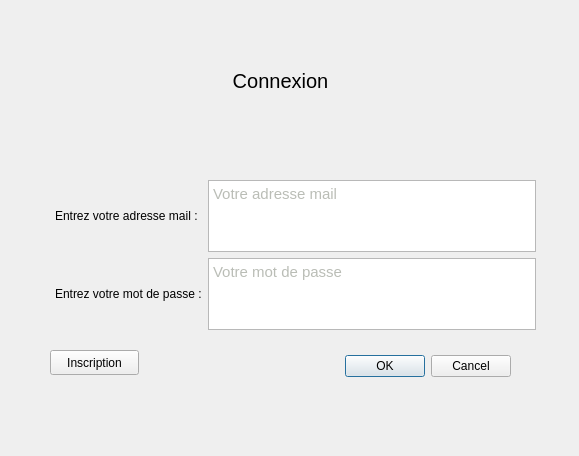
This is Trottipret/connexion.ui in adeleb54/Trottipret as Qt 5 draws it before an edit. The edited form follows.
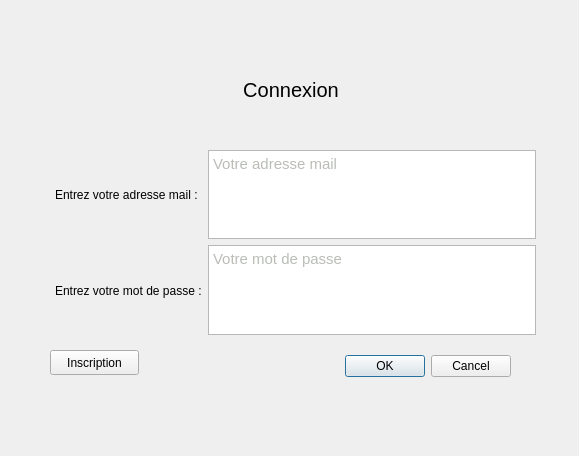
This is the edited form.

Commit message: - Renommage des widgets dans la fenêtre de connexion - Affichage d'un message lors de la création de l'utilisateur suite à son inscription

What changed in the file:
```diff
--- a/Trottipret/connexion.ui
+++ b/Trottipret/connexion.ui
@@ -29,55 +29,13 @@
     <set>QDialogButtonBox::Cancel|QDialogButtonBox::Ok</set>
    </property>
   </widget>
-  <widget class="QLabel" name="titre">
-   <property name="enabled">
-    <bool>true</bool>
-   </property>
-   <property name="geometry">
-    <rect>
-     <x>230</x>
-     <y>60</y>
-     <width>101</width>
-     <height>41</height>
-    </rect>
-   </property>
-   <property name="sizePolicy">
-    <sizepolicy hsizetype="Maximum" vsizetype="Maximum">
-     <horstretch>0</horstretch>
-     <verstretch>0</verstretch>
-    </sizepolicy>
-   </property>
-   <property name="maximumSize">
-    <size>
-     <width>16777210</width>
-     <height>16777215</height>
-    </size>
-   </property>
-   <property name="font">
-    <font>
-     <pointsize>15</pointsize>
-    </font>
-   </property>
-   <property name="cursor">
-    <cursorShape>ArrowCursor</cursorShape>
-   </property>
-   <property name="mouseTracking">
-    <bool>true</bool>
-   </property>
-   <property name="text">
-    <string>Connexion</string>
-   </property>
-   <property name="alignment">
-    <set>Qt::AlignCenter</set>
-   </property>
-  </widget>
   <widget class="QWidget" name="horizontalLayoutWidget">
    <property name="geometry">
     <rect>
      <x>50</x>
-     <y>180</y>
+     <y>150</y>
      <width>491</width>
-     <height>150</height>
+     <height>185</height>
     </rect>
    </property>
    <layout class="QHBoxLayout" name="horizontalLayout">
@@ -113,8 +71,8 @@
          <string>&lt;!DOCTYPE HTML PUBLIC &quot;-//W3C//DTD HTML 4.0//EN&quot; &quot;http://www.w3.org/TR/REC-html40/strict.dtd&quot;&gt;
 &lt;html&gt;&lt;head&gt;&lt;meta name=&quot;qrichtext&quot; content=&quot;1&quot; /&gt;&lt;style type=&quot;text/css&quot;&gt;
 p, li { white-space: pre-wrap; }
-&lt;/style&gt;&lt;/head&gt;&lt;body style=&quot; font-family:'Ubuntu'; font-size:11pt; font-weight:400; font-style:normal;&quot;&gt;
-&lt;p style=&quot; margin-top:0px; margin-bottom:0px; margin-left:0px; margin-right:0px; -qt-block-indent:0; text-indent:0px;&quot;&gt;&lt;span style=&quot; color:#babdb6;&quot;&gt;Votre adresse mail&lt;/span&gt;&lt;/p&gt;&lt;/body&gt;&lt;/html&gt;</string>
+&lt;/style&gt;&lt;/head&gt;&lt;body style=&quot; font-family:'MS Shell Dlg 2'; font-size:7.8pt; font-weight:400; font-style:normal;&quot;&gt;
+&lt;p style=&quot; margin-top:0px; margin-bottom:0px; margin-left:0px; margin-right:0px; -qt-block-indent:0; text-indent:0px;&quot;&gt;&lt;span style=&quot; font-family:'Ubuntu'; font-size:11pt; color:#babdb6;&quot;&gt;Votre adresse mail&lt;/span&gt;&lt;/p&gt;&lt;/body&gt;&lt;/html&gt;</string>
         </property>
        </widget>
       </item>
@@ -127,8 +85,8 @@
          <string>&lt;!DOCTYPE HTML PUBLIC &quot;-//W3C//DTD HTML 4.0//EN&quot; &quot;http://www.w3.org/TR/REC-html40/strict.dtd&quot;&gt;
 &lt;html&gt;&lt;head&gt;&lt;meta name=&quot;qrichtext&quot; content=&quot;1&quot; /&gt;&lt;style type=&quot;text/css&quot;&gt;
 p, li { white-space: pre-wrap; }
-&lt;/style&gt;&lt;/head&gt;&lt;body style=&quot; font-family:'Ubuntu'; font-size:11pt; font-weight:400; font-style:normal;&quot;&gt;
-&lt;p style=&quot; margin-top:0px; margin-bottom:0px; margin-left:0px; margin-right:0px; -qt-block-indent:0; text-indent:0px;&quot;&gt;&lt;span style=&quot; color:#babdb6;&quot;&gt;Votre mot de passe&lt;/span&gt;&lt;/p&gt;&lt;/body&gt;&lt;/html&gt;</string>
+&lt;/style&gt;&lt;/head&gt;&lt;body style=&quot; font-family:'MS Shell Dlg 2'; font-size:7.8pt; font-weight:400; font-style:normal;&quot;&gt;
+&lt;p style=&quot; margin-top:0px; margin-bottom:0px; margin-left:0px; margin-right:0px; -qt-block-indent:0; text-indent:0px;&quot;&gt;&lt;span style=&quot; font-family:'Ubuntu'; font-size:11pt; color:#babdb6;&quot;&gt;Votre mot de passe&lt;/span&gt;&lt;/p&gt;&lt;/body&gt;&lt;/html&gt;</string>
         </property>
        </widget>
       </item>
@@ -149,6 +107,80 @@
     <string>Inscription</string>
    </property>
   </widget>
+  <widget class="QWidget" name="horizontalLayoutWidget_2">
+   <property name="geometry">
+    <rect>
+     <x>0</x>
+     <y>50</y>
+     <width>581</width>
+     <height>80</height>
+    </rect>
+   </property>
+   <layout class="QHBoxLayout" name="horizontalLayout_2">
+    <item>
+     <spacer name="horizontalSpacer">
+      <property name="orientation">
+       <enum>Qt::Horizontal</enum>
+      </property>
+      <property name="sizeHint" stdset="0">
+       <size>
+        <width>40</width>
+        <height>20</height>
+       </size>
+      </property>
+     </spacer>
+    </item>
+    <item>
+     <widget class="QLabel" name="titre">
+      <property name="enabled">
+       <bool>true</bool>
+      </property>
+      <property name="sizePolicy">
+       <sizepolicy hsizetype="Maximum" vsizetype="Maximum">
+        <horstretch>0</horstretch>
+        <verstretch>0</verstretch>
+       </sizepolicy>
+      </property>
+      <property name="maximumSize">
+       <size>
+        <width>16777210</width>
+        <height>16777215</height>
+       </size>
+      </property>
+      <property name="font">
+       <font>
+        <pointsize>15</pointsize>
+       </font>
+      </property>
+      <property name="cursor">
+       <cursorShape>ArrowCursor</cursorShape>
+      </property>
+      <property name="mouseTracking">
+       <bool>true</bool>
+      </property>
+      <property name="text">
+       <string>Connexion</string>
+      </property>
+      <property name="alignment">
+       <set>Qt::AlignCenter</set>
+      </property>
+     </widget>
+    </item>
+    <item>
+     <spacer name="horizontalSpacer_2">
+      <property name="orientation">
+       <enum>Qt::Horizontal</enum>
+      </property>
+      <property name="sizeHint" stdset="0">
+       <size>
+        <width>40</width>
+        <height>20</height>
+       </size>
+      </property>
+     </spacer>
+    </item>
+   </layout>
+  </widget>
  </widget>
  <resources/>
  <connections>
```
Left out of the diff: 12 changed lines with no effect on the pictures. The commit also changes 1 other file.
